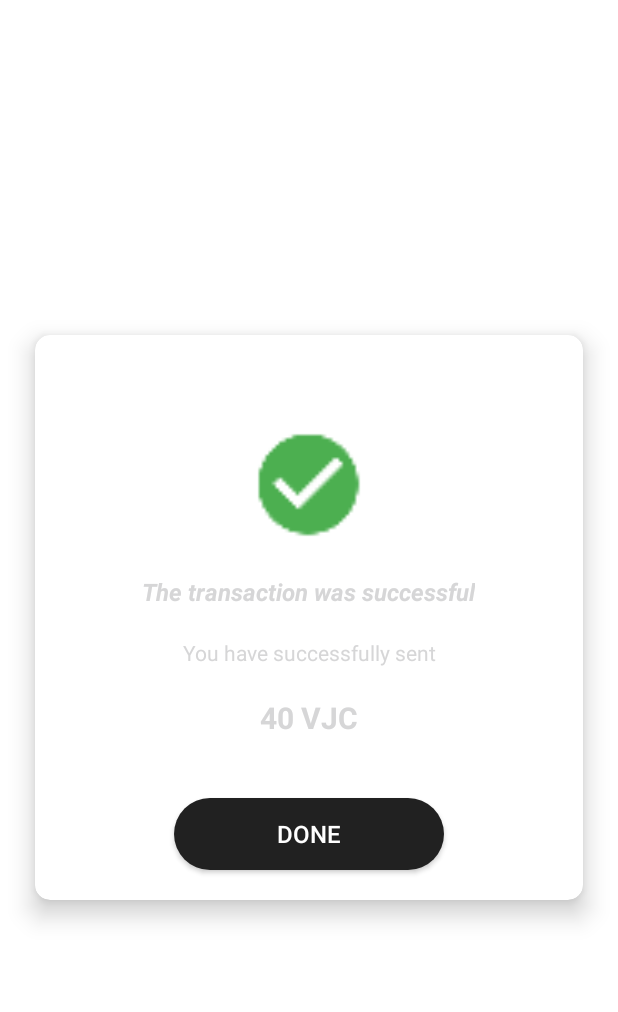
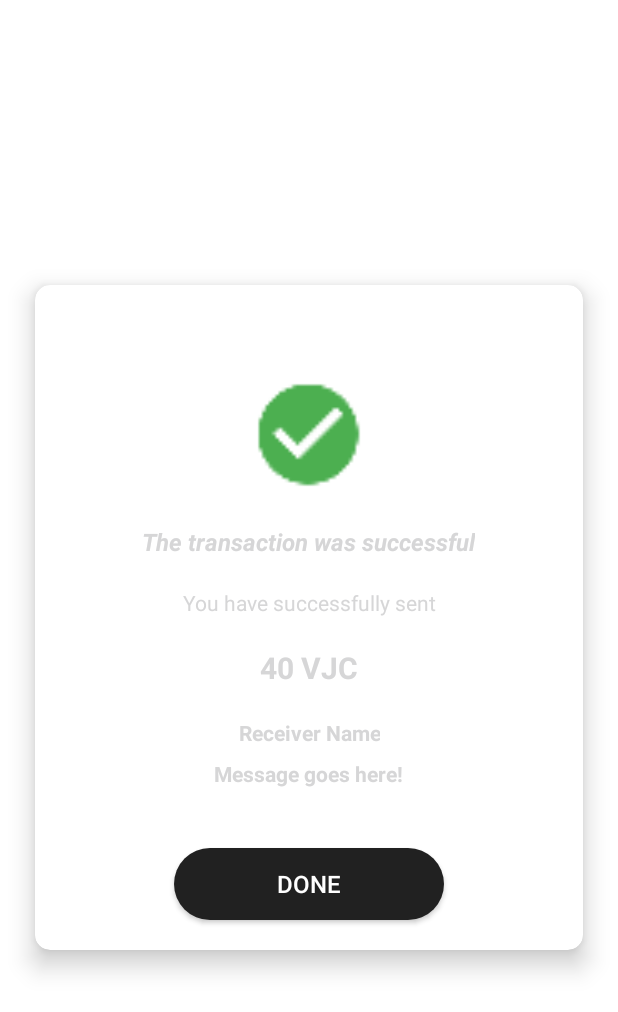
Before and after one commit to sid24rane/BlockCanteen, an Android app: the layout activity_transaction_result.xml on its own in the app's theme, with its tools: preview values and no code run, on a phone screen of 412 x 824 dp. Shown: the top 1012 px of the screen. Run offline under Robolectric (Android 15) with nearby library versions, the phone set to English and light mode, and no system bars.

Commit message:
Message now works in AllTxn

```diff
--- a/app/src/main/java/com/vjti/blockchain/wallet/CheckPinAndMakeTransactionActivity.java
+++ b/app/src/main/java/com/vjti/blockchain/wallet/CheckPinAndMakeTransactionActivity.java
@@ -156,6 +156,7 @@ public class CheckPinAndMakeTransactionActivity extends AppCompatActivity {
                         Intent i = new Intent(CheckPinAndMakeTransactionActivity.this, TransactionResultActivity.class);
                         i.putExtra("result","true");
                         i.putExtra("amount", amount);
+                        i.putExtra("message", message);
                         i.setFlags(Intent.FLAG_ACTIVITY_CLEAR_TOP);
                         overridePendingTransition(android.R.anim.slide_in_left,android.R.anim.slide_out_right);
                         startActivity(i);
--- a/app/src/main/java/com/vjti/blockchain/wallet/Dashboard/AllTransactions/AllTransactionsFragment.java
+++ b/app/src/main/java/com/vjti/blockchain/wallet/Dashboard/AllTransactions/AllTransactionsFragment.java
@@ -145,13 +145,14 @@ public class AllTransactionsFragment extends Fragment{
                     String amt = jsonObject.getString("amount");
                     String address = jsonObject.getString("address");
                     String unixSeconds = jsonObject.getString("timestamp");
+                    String message = jsonObject.getString("message");
 
                     Date date = new java.util.Date(Long.valueOf(unixSeconds)*1000L);
                     SimpleDateFormat sdf = new java.text.SimpleDateFormat("dd-MM-yyyy HH:mm:ss");
                     sdf.setTimeZone(java.util.TimeZone.getTimeZone("GMT+5:30"));
                     String formattedDate = sdf.format(date);
 
-                    TransactionModel transactionModel = new TransactionModel(amt, address, formattedDate);
+                    TransactionModel transactionModel = new TransactionModel(amt, address, formattedDate, message);
                     transactionModelArrayList.add(transactionModel);
                     transactionsListAdapter.notifyDataSetChanged();
                 }
--- a/app/src/main/res/layout/activity_transaction_result.xml
+++ b/app/src/main/res/layout/activity_transaction_result.xml
@@ -81,6 +81,31 @@
                         android:text="40 VJC"
                         android:layout_gravity="center_horizontal"/>
 
+                    <TextView
+                        android:layout_width="wrap_content"
+                        android:layout_height="wrap_content"
+                        android:textColor="@color/text_black"
+                        android:layout_marginTop="20dp"
+                        android:textSize="14dp"
+                        android:textAlignment="center"
+                        android:textStyle="bold"
+                        android:id="@+id/receiver"
+                        android:text="Receiver Name"
+                        android:layout_gravity="center_horizontal"/>
+
+                    <TextView
+                        android:layout_width="wrap_content"
+                        android:layout_height="wrap_content"
+                        android:textColor="@color/text_black"
+                        android:layout_marginTop="8dp"
+                        android:textSize="14dp"
+                        android:textAlignment="center"
+                        android:textStyle="bold"
+                        android:id="@+id/message"
+                        android:text="Message goes here!"
+                        android:layout_gravity="center_horizontal"/>
+
+
                     <Button
                         android:id="@+id/backToDashboard"
                         android:layout_width="180dp"
```
Also changed, not shown: app/src/main/java/com/vjti/blockchain/wallet/Dashboard/AllTransactions/TransactionModel.java (+7 -1 lines), app/src/main/java/com/vjti/blockchain/wallet/Dashboard/AllTransactions/TransactionsListAdapter.java (+4 -4 lines), app/src/main/java/com/vjti/blockchain/wallet/SendCoinsActivity.java (+8 -5 lines), app/src/main/java/com/vjti/blockchain/wallet/TransactionResultActivity.java (+14 -1 lines), app/src/main/res/layout/item_transaction.xml (+4 -3 lines).
